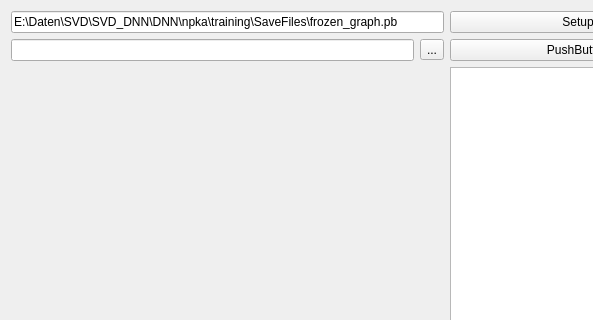
edfm-tum/SVD, file SVDModel/SVDUI/testdnn.ui: the form before one commit; both pictures show x 0 to 593 and y 0 to 320 of the 717 by 432 pixel window.
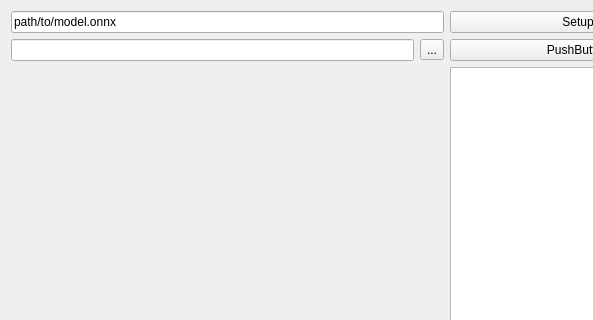
The form after the commit.

Diff of the .ui file:
```diff
--- a/SVDModel/SVDUI/testdnn.ui
+++ b/SVDModel/SVDUI/testdnn.ui
@@ -22,7 +22,7 @@
      <item row="0" column="0">
       <widget class="QLineEdit" name="modelPath">
        <property name="text">
-        <string>E:\Daten\SVD\SVD_DNN\DNN\npka\training\SaveFiles\frozen_graph.pb</string>
+        <string>path/to/model.onnx</string>
        </property>
       </widget>
      </item>
```
